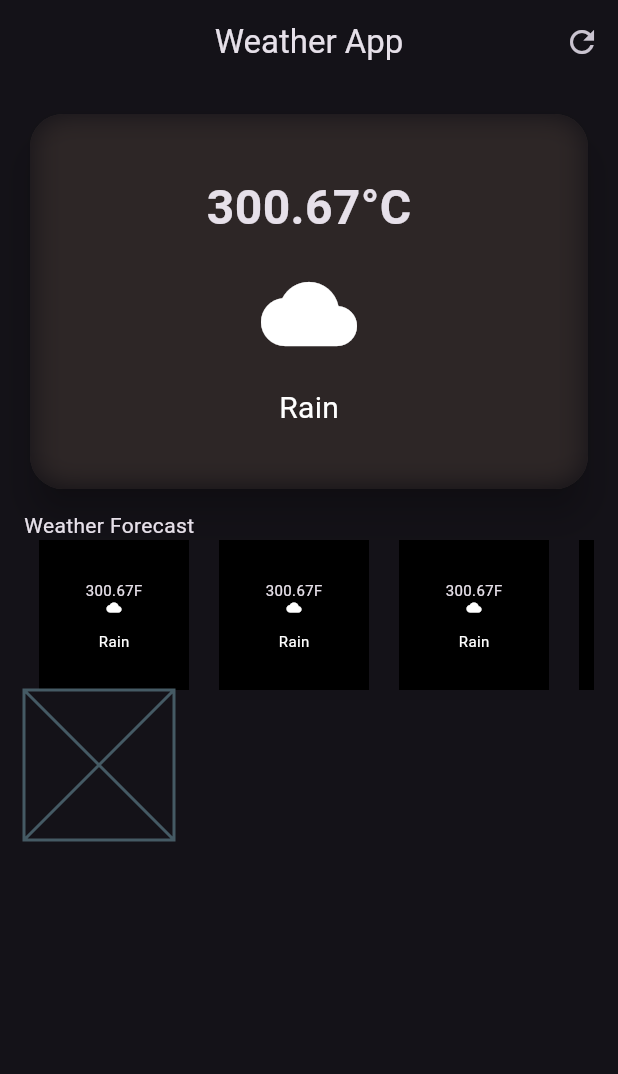
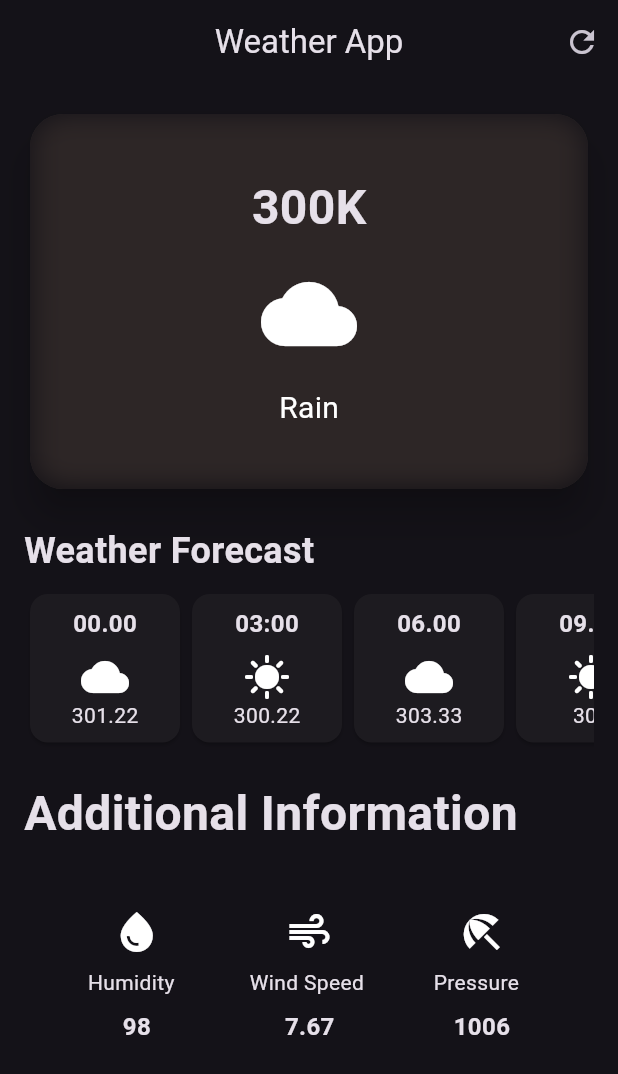
Before and after one commit to BitByBitCoder/Flutter-Tutorials, a Flutter app: the screen it shows after launch, on a phone screen of 412 x 824 dp. Shown: the top 1074 px of the screen. Run offline on Flutter 3.47's test engine with Material 3 defaults, Android fonts, the phone set to English and light mode, and no system bars.

```diff
--- /dev/null
+++ b/weather_app/lib/additional_info_item.dart
@@ -0,0 +1,35 @@
+import 'package:flutter/material.dart';
+
+class AdditionalInfoItem extends StatelessWidget {
+  final IconData icon;
+  final String label;
+  final String value;
+  const AdditionalInfoItem(
+      {super.key,
+      required this.icon,
+      required this.label,
+      required this.value});
+
+  @override
+  Widget build(BuildContext context) {
+    return Column(
+      children: [
+        Icon(
+          icon,
+          size: 32,
+        ),
+        const SizedBox(
+          height: 8,
+        ),
+        Text('$label'),
+        const SizedBox(
+          height: 8,
+        ),
+        Text(
+          '$value',
+          style: TextStyle(fontWeight: FontWeight.bold, fontSize: 16),
+        )
+      ],
+    );
+  }
+}
--- /dev/null
+++ b/weather_app/lib/hourly_focus_item.dart
@@ -0,0 +1,47 @@
+// ignore_for_file: public_member_api_docs, sort_constructors_first
+import 'package:flutter/material.dart';
+
+class HourlyForecast extends StatelessWidget {
+  final String time;
+  final String temperature;
+  final IconData icon;
+  const HourlyForecast({
+    Key? key,
+    required this.time,
+    required this.temperature,
+    required this.icon,
+  }) : super(key: key);
+
+  @override
+  Widget build(BuildContext context) {
+    return SizedBox(
+      child: Card(
+        child: Container(
+          width: 100,
+          decoration: BoxDecoration(borderRadius: BorderRadius.circular(0)),
+          child: Padding(
+            padding: const EdgeInsets.all(8.0),
+            child: Column(
+              children: [
+                Text(
+                  '$time',
+                  style: TextStyle(fontSize: 16, fontWeight: FontWeight.bold),
+                ),
+                SizedBox(
+                  height: 8,
+                ),
+                Icon(
+                  icon,
+                  size: 32,
+                ),
+                Text(
+                  '$temperature',
+                ),
+              ],
+            ),
+          ),
+        ),
+      ),
+    );
+  }
+}
--- a/weather_app/lib/weather_screen.dart
+++ b/weather_app/lib/weather_screen.dart
@@ -1,6 +1,8 @@
 import 'dart:ui';
 
 import 'package:flutter/material.dart';
+import 'package:weather_app/additional_info_item.dart';
+import 'package:weather_app/hourly_focus_item.dart';
 
 class WeatherScreen extends StatelessWidget {
   const WeatherScreen({super.key});
@@ -42,7 +44,7 @@ class WeatherScreen extends StatelessWidget {
                         mainAxisAlignment: MainAxisAlignment.center,
                         children: [
                           Text(
-                            '300.67°C',
+                            '300K',
                             style: TextStyle(
                                 fontSize: 32, fontWeight: FontWeight.bold),
                           ),
@@ -68,67 +70,82 @@ class WeatherScreen extends StatelessWidget {
               ),
             ),
             const SizedBox(
-              height: 10,
+              height: 20,
             ),
-            const Text('Weather Forecast'),
+            const Text(
+              'Weather Forecast',
+              style: TextStyle(fontSize: 24, fontWeight: FontWeight.bold),
+            ),
             SizedBox(
-              height: 100,
-              child: ListView(
-                scrollDirection: Axis.horizontal,
+              height: 8,
+            ),
+            SingleChildScrollView(
+              scrollDirection: Axis.horizontal,
+              child: Row(
                 children: [
-                  ttt(),
-                  ttt(),
-                  ttt(),
-                  ttt(),
-                  ttt(),
-                  ttt(),
-                  ttt(),
-                  ttt(),
-                  ttt(),
-                  ttt(),
-                  ttt(),
-                  ttt(),
-                  ttt(),
-                  ttt(),
+                  HourlyForecast(
+                    icon: Icons.cloud,
+                    temperature: '301.22',
+                    time: '00.00',
+                  ),
+                  HourlyForecast(
+                    time: '03:00',
+                    icon: Icons.sunny,
+                    temperature: '300.22',
+                  ),
+                  HourlyForecast(
+                    time: '06.00',
+                    icon: Icons.cloud,
+                    temperature: '303.33',
+                  ),
+                  HourlyForecast(
+                    time: '09.00',
+                    icon: Icons.sunny,
+                    temperature: '302',
+                  ),
+                  HourlyForecast(
+                    time: '12.00',
+                    icon: Icons.cloud,
+                    temperature: '302',
+                  ),
                 ],
               ),
             ),
-            Container(
-              height: 100,
-              width: 100,
-              child: const Placeholder(),
+            SizedBox(
+              height: 20,
+            ),
+            Text(
+              'Additional Information',
+              style: TextStyle(fontSize: 32, fontWeight: FontWeight.bold),
+            ),
+            SizedBox(
+              height: 40,
+            ),
+            Row(
+              mainAxisAlignment: MainAxisAlignment.spaceEvenly,
+              children: [
+                AdditionalInfoItem(
+                  value: '98',
+                  label: 'Humidity  ',
+                  icon: Icons.water_drop_sharp,
+                ),
+                AdditionalInfoItem(
+                  value: '7.67',
+                  label: 'Wind Speed ',
+                  icon: Icons.air,
+                ),
+                AdditionalInfoItem(
+                  value: '1006',
+                  label: 'Pressure  ',
+                  icon: Icons.beach_access,
+                ),
+                // AdditionalInfoItem(),
+                // AdditionalInfoItem(),
+              ],
             )
           ],
         ),
       ),
     );
   }
-
-  Container ttt() {
-    return Container(
-        margin: EdgeInsets.symmetric(horizontal: 10),
-        height: 100,
-        width: 100,
-        color: Colors.black,
-        child: const Column(
-          mainAxisAlignment: MainAxisAlignment.center,
-          children: [
-            Text(
-              '300.67F',
-              style: TextStyle(fontSize: 10),
-            ),
-            Icon(
-              Icons.cloud,
-              size: 10,
-            ),
-            SizedBox(
-              height: 10,
-            ),
-            Text(
-              'Rain',
-              style: TextStyle(fontSize: 10, color: Colors.white),
-            ),
-          ],
-        ));
-  }
 }
--- a/weather_app/pubspec.yaml
+++ b/weather_app/pubspec.yaml
@@ -35,6 +35,7 @@ dependencies:
   # The following adds the Cupertino Icons font to your application.
   # Use with the CupertinoIcons class for iOS style icons.
   cupertino_icons: ^1.0.2
+  http: ^1.2.0
 
 dev_dependencies:
   flutter_test:
```
Also changed, not shown: weather_app/pubspec.lock.
